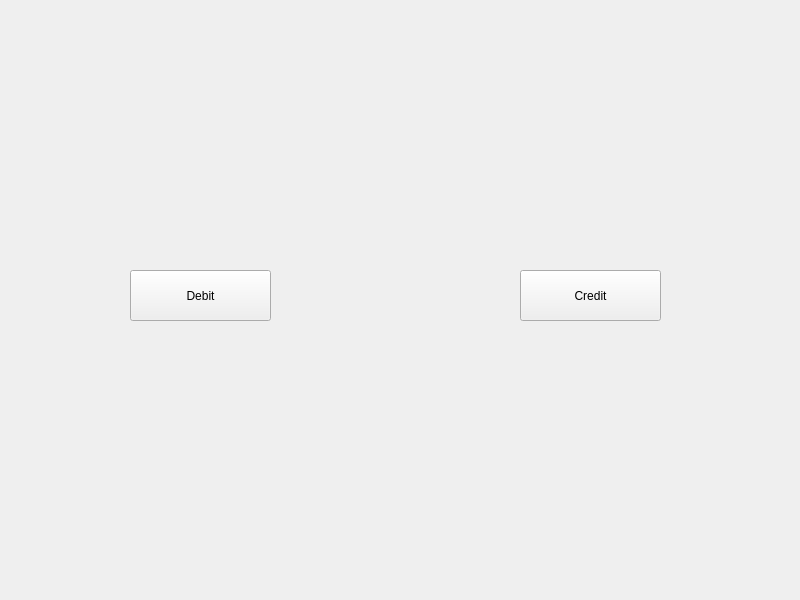
Before: the Qt Designer form bank-automat/cardmode.ui in DeveMike/Software_Development_Application_Project, drawn with Qt 5.
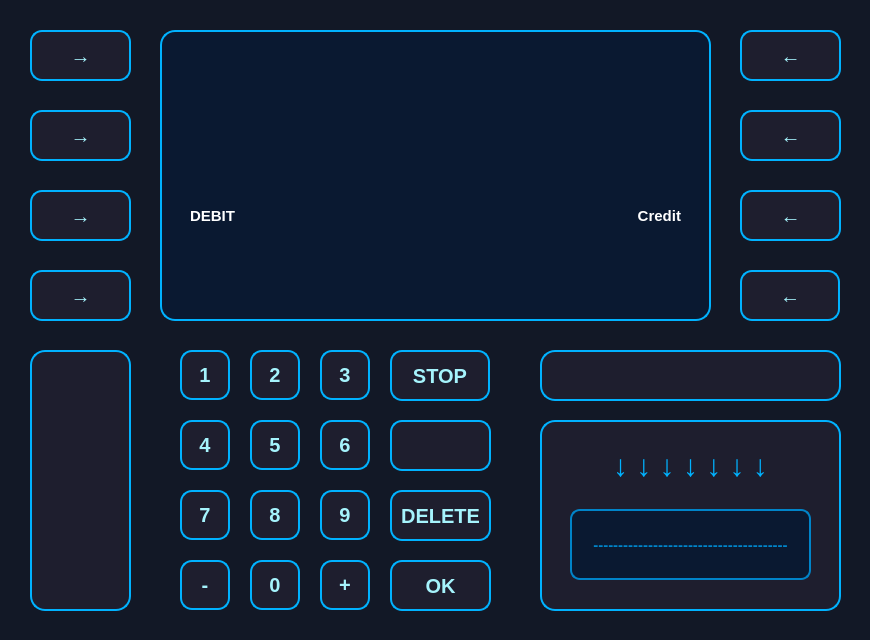
After: the same form once the commit is applied.

Commit message: Update withdrawal, add virtual keypad, improve UI design

Patch:
```diff
--- a/bank-automat/cardmode.ui
+++ b/bank-automat/cardmode.ui
@@ -6,24 +6,58 @@
    <rect>
     <x>0</x>
     <y>0</y>
-    <width>800</width>
-    <height>600</height>
+    <width>870</width>
+    <height>640</height>
    </rect>
   </property>
   <property name="windowTitle">
    <string>Dialog</string>
   </property>
+  <property name="styleSheet">
+   <string notr="true">QDialog, QWidget {
+    background-color: #121826;
+}</string>
+  </property>
   <widget class="QPushButton" name="btnDebit">
    <property name="geometry">
     <rect>
-     <x>130</x>
-     <y>270</y>
-     <width>141</width>
+     <x>30</x>
+     <y>190</y>
+     <width>101</width>
      <height>51</height>
     </rect>
    </property>
+   <property name="styleSheet">
+    <string notr="true">QPushButton {
+    background-color: #1E1E2E;
+    color: #A5F3FC;
+    font-size: 20px;
+    font-weight: bold;
+    border: 2px solid #00B2FF;
+    border-radius: 12px;
+    padding: 10px;
+    box-shadow: 0px 4px 10px rgba(0, 178, 255, 0.3);
+    transition: all 0.2s ease-in-out;
+}
+
+QPushButton:hover {
+    background-color: #00B2FF;
+    color: #1E1E2E;
+    border: 2px solid #A5F3FC;
+    box-shadow: 0px 4px 15px rgba(165, 243, 252, 0.6);
+    transform: scale(1.05);
+}
+
+QPushButton:pressed {
+    background-color: #0084C9;
+    color: #FFFFFF;
+    box-shadow: inset 0px 4px 8px rgba(0, 0, 0, 0.5);
+    transform: scale(0.95);
+}
+</string>
+   </property>
    <property name="text">
-    <string>Debit</string>
+    <string>→</string>
    </property>
    <property name="autoDefault">
     <bool>false</bool>
@@ -32,19 +66,1362 @@
   <widget class="QPushButton" name="btnCredit">
    <property name="geometry">
     <rect>
-     <x>520</x>
-     <y>270</y>
-     <width>141</width>
-     <height>51</height>
-    </rect>
+     <x>740</x>
+     <y>190</y>
+     <width>101</width>
+     <height>51</height>
+    </rect>
+   </property>
+   <property name="styleSheet">
+    <string notr="true">QPushButton {
+    background-color: #1E1E2E;
+    color: #A5F3FC;
+    font-size: 20px;
+    font-weight: bold;
+    border: 2px solid #00B2FF;
+    border-radius: 12px;
+    padding: 10px;
+    box-shadow: 0px 4px 10px rgba(0, 178, 255, 0.3);
+    transition: all 0.2s ease-in-out;
+}
+
+QPushButton:hover {
+    background-color: #00B2FF;
+    color: #1E1E2E;
+    border: 2px solid #A5F3FC;
+    box-shadow: 0px 4px 15px rgba(165, 243, 252, 0.6);
+    transform: scale(1.05);
+}
+
+QPushButton:pressed {
+    background-color: #0084C9;
+    color: #FFFFFF;
+    box-shadow: inset 0px 4px 8px rgba(0, 0, 0, 0.5);
+    transform: scale(0.95);
+}
+</string>
+   </property>
+   <property name="text">
+    <string>←</string>
+   </property>
+   <property name="autoDefault">
+    <bool>false</bool>
+   </property>
+  </widget>
+  <widget class="QPushButton" name="btn_7">
+   <property name="geometry">
+    <rect>
+     <x>180</x>
+     <y>490</y>
+     <width>50</width>
+     <height>50</height>
+    </rect>
+   </property>
+   <property name="font">
+    <font>
+     <pointsize>-1</pointsize>
+     <bold>true</bold>
+     <kerning>true</kerning>
+    </font>
+   </property>
+   <property name="styleSheet">
+    <string notr="true">QPushButton {
+    background-color: #1E1E2E;
+    color: #A5F3FC;
+    font-size: 20px;
+    font-weight: bold;
+    border: 2px solid #00B2FF;
+    border-radius: 12px;
+    padding: 10px;
+    box-shadow: 0px 4px 10px rgba(0, 178, 255, 0.3);
+    transition: all 0.2s ease-in-out;
+}
+
+QPushButton:hover {
+    background-color: #00B2FF;
+    color: #1E1E2E;
+    border: 2px solid #A5F3FC;
+    box-shadow: 0px 4px 15px rgba(165, 243, 252, 0.6);
+    transform: scale(1.05);
+}
+
+QPushButton:pressed {
+    background-color: #0084C9;
+    color: #FFFFFF;
+    box-shadow: inset 0px 4px 8px rgba(0, 0, 0, 0.5);
+    transform: scale(0.95);
+}
+</string>
+   </property>
+   <property name="text">
+    <string>7</string>
+   </property>
+  </widget>
+  <widget class="QPushButton" name="btn_11">
+   <property name="geometry">
+    <rect>
+     <x>180</x>
+     <y>560</y>
+     <width>50</width>
+     <height>50</height>
+    </rect>
+   </property>
+   <property name="font">
+    <font>
+     <pointsize>-1</pointsize>
+     <bold>true</bold>
+     <kerning>true</kerning>
+    </font>
+   </property>
+   <property name="styleSheet">
+    <string notr="true">QPushButton {
+    background-color: #1E1E2E;
+    color: #A5F3FC;
+    font-size: 20px;
+    font-weight: bold;
+    border: 2px solid #00B2FF;
+    border-radius: 12px;
+    padding: 10px;
+    box-shadow: 0px 4px 10px rgba(0, 178, 255, 0.3);
+    transition: all 0.2s ease-in-out;
+}
+
+QPushButton:hover {
+    background-color: #00B2FF;
+    color: #1E1E2E;
+    border: 2px solid #A5F3FC;
+    box-shadow: 0px 4px 15px rgba(165, 243, 252, 0.6);
+    transform: scale(1.05);
+}
+
+QPushButton:pressed {
+    background-color: #0084C9;
+    color: #FFFFFF;
+    box-shadow: inset 0px 4px 8px rgba(0, 0, 0, 0.5);
+    transform: scale(0.95);
+}
+</string>
+   </property>
+   <property name="text">
+    <string>-</string>
+   </property>
+  </widget>
+  <widget class="QPushButton" name="btn_5">
+   <property name="geometry">
+    <rect>
+     <x>250</x>
+     <y>420</y>
+     <width>50</width>
+     <height>50</height>
+    </rect>
+   </property>
+   <property name="font">
+    <font>
+     <pointsize>-1</pointsize>
+     <bold>true</bold>
+     <kerning>true</kerning>
+    </font>
+   </property>
+   <property name="styleSheet">
+    <string notr="true">QPushButton {
+    background-color: #1E1E2E;
+    color: #A5F3FC;
+    font-size: 20px;
+    font-weight: bold;
+    border: 2px solid #00B2FF;
+    border-radius: 12px;
+    padding: 10px;
+    box-shadow: 0px 4px 10px rgba(0, 178, 255, 0.3);
+    transition: all 0.2s ease-in-out;
+}
+
+QPushButton:hover {
+    background-color: #00B2FF;
+    color: #1E1E2E;
+    border: 2px solid #A5F3FC;
+    box-shadow: 0px 4px 15px rgba(165, 243, 252, 0.6);
+    transform: scale(1.05);
+}
+
+QPushButton:pressed {
+    background-color: #0084C9;
+    color: #FFFFFF;
+    box-shadow: inset 0px 4px 8px rgba(0, 0, 0, 0.5);
+    transform: scale(0.95);
+}
+</string>
+   </property>
+   <property name="text">
+    <string>5</string>
+   </property>
+  </widget>
+  <widget class="QPushButton" name="btn_9">
+   <property name="geometry">
+    <rect>
+     <x>320</x>
+     <y>490</y>
+     <width>50</width>
+     <height>50</height>
+    </rect>
+   </property>
+   <property name="font">
+    <font>
+     <pointsize>-1</pointsize>
+     <bold>true</bold>
+     <kerning>true</kerning>
+    </font>
+   </property>
+   <property name="styleSheet">
+    <string notr="true">QPushButton {
+    background-color: #1E1E2E;
+    color: #A5F3FC;
+    font-size: 20px;
+    font-weight: bold;
+    border: 2px solid #00B2FF;
+    border-radius: 12px;
+    padding: 10px;
+    box-shadow: 0px 4px 10px rgba(0, 178, 255, 0.3);
+    transition: all 0.2s ease-in-out;
+}
+
+QPushButton:hover {
+    background-color: #00B2FF;
+    color: #1E1E2E;
+    border: 2px solid #A5F3FC;
+    box-shadow: 0px 4px 15px rgba(165, 243, 252, 0.6);
+    transform: scale(1.05);
+}
+
+QPushButton:pressed {
+    background-color: #0084C9;
+    color: #FFFFFF;
+    box-shadow: inset 0px 4px 8px rgba(0, 0, 0, 0.5);
+    transform: scale(0.95);
+}
+</string>
+   </property>
+   <property name="text">
+    <string>9</string>
+   </property>
+  </widget>
+  <widget class="QPushButton" name="btn_0">
+   <property name="geometry">
+    <rect>
+     <x>250</x>
+     <y>560</y>
+     <width>50</width>
+     <height>50</height>
+    </rect>
+   </property>
+   <property name="font">
+    <font>
+     <pointsize>-1</pointsize>
+     <bold>true</bold>
+     <kerning>true</kerning>
+    </font>
+   </property>
+   <property name="styleSheet">
+    <string notr="true">QPushButton {
+    background-color: #1E1E2E;
+    color: #A5F3FC;
+    font-size: 20px;
+    font-weight: bold;
+    border: 2px solid #00B2FF;
+    border-radius: 12px;
+    padding: 10px;
+    box-shadow: 0px 4px 10px rgba(0, 178, 255, 0.3);
+    transition: all 0.2s ease-in-out;
+}
+
+QPushButton:hover {
+    background-color: #00B2FF;
+    color: #1E1E2E;
+    border: 2px solid #A5F3FC;
+    box-shadow: 0px 4px 15px rgba(165, 243, 252, 0.6);
+    transform: scale(1.05);
+}
+
+QPushButton:pressed {
+    background-color: #0084C9;
+    color: #FFFFFF;
+    box-shadow: inset 0px 4px 8px rgba(0, 0, 0, 0.5);
+    transform: scale(0.95);
+}
+</string>
+   </property>
+   <property name="text">
+    <string>0</string>
+   </property>
+  </widget>
+  <widget class="QPushButton" name="btn_14">
+   <property name="geometry">
+    <rect>
+     <x>390</x>
+     <y>490</y>
+     <width>101</width>
+     <height>51</height>
+    </rect>
+   </property>
+   <property name="font">
+    <font>
+     <pointsize>-1</pointsize>
+     <bold>true</bold>
+     <kerning>true</kerning>
+    </font>
+   </property>
+   <property name="styleSheet">
+    <string notr="true">QPushButton {
+    background-color: #1E1E2E;
+    color: #A5F3FC;
+    font-size: 20px;
+    font-weight: bold;
+    border: 2px solid #00B2FF;
+    border-radius: 12px;
+    padding: 10px;
+    box-shadow: 0px 4px 10px rgba(0, 178, 255, 0.3);
+    transition: all 0.2s ease-in-out;
+}
+
+QPushButton:hover {
+    background-color: #00B2FF;
+    color: #1E1E2E;
+    border: 2px solid #A5F3FC;
+    box-shadow: 0px 4px 15px rgba(165, 243, 252, 0.6);
+    transform: scale(1.05);
+}
+
+QPushButton:pressed {
+    background-color: #0084C9;
+    color: #FFFFFF;
+    box-shadow: inset 0px 4px 8px rgba(0, 0, 0, 0.5);
+    transform: scale(0.95);
+}
+</string>
+   </property>
+   <property name="text">
+    <string>DELETE</string>
+   </property>
+  </widget>
+  <widget class="QLabel" name="txtDebit">
+   <property name="geometry">
+    <rect>
+     <x>190</x>
+     <y>190</y>
+     <width>111</width>
+     <height>51</height>
+    </rect>
+   </property>
+   <property name="styleSheet">
+    <string notr="true">font-size: 15px;
+color: white;
+font-weight: bold;
+background-color: transparent;
+text-transform: uppercase;</string>
+   </property>
+   <property name="text">
+    <string>DEBIT</string>
+   </property>
+  </widget>
+  <widget class="QPushButton" name="btnOK">
+   <property name="geometry">
+    <rect>
+     <x>390</x>
+     <y>560</y>
+     <width>101</width>
+     <height>51</height>
+    </rect>
+   </property>
+   <property name="layoutDirection">
+    <enum>Qt::LayoutDirection::LeftToRight</enum>
+   </property>
+   <property name="styleSheet">
+    <string notr="true">QPushButton {
+    background-color: #1E1E2E;
+    color: #A5F3FC;
+    font-size: 20px;
+    font-weight: bold;
+    border: 2px solid #00B2FF;
+    border-radius: 12px;
+    padding: 10px;
+    box-shadow: 0px 4px 10px rgba(0, 178, 255, 0.3);
+    transition: all 0.2s ease-in-out;
+}
+
+QPushButton:hover {
+    background-color: #00B2FF;
+    color: #1E1E2E;
+    border: 2px solid #A5F3FC;
+    box-shadow: 0px 4px 15px rgba(165, 243, 252, 0.6);
+    transform: scale(1.05);
+}
+
+QPushButton:pressed {
+    background-color: #0084C9;
+    color: #FFFFFF;
+    box-shadow: inset 0px 4px 8px rgba(0, 0, 0, 0.5);
+    transform: scale(0.95);
+}
+</string>
+   </property>
+   <property name="text">
+    <string>OK</string>
+   </property>
+  </widget>
+  <widget class="QPushButton" name="btn_3">
+   <property name="geometry">
+    <rect>
+     <x>320</x>
+     <y>350</y>
+     <width>50</width>
+     <height>50</height>
+    </rect>
+   </property>
+   <property name="font">
+    <font>
+     <pointsize>-1</pointsize>
+     <bold>true</bold>
+     <kerning>true</kerning>
+    </font>
+   </property>
+   <property name="styleSheet">
+    <string notr="true">QPushButton {
+    background-color: #1E1E2E;
+    color: #A5F3FC;
+    font-size: 20px;
+    font-weight: bold;
+    border: 2px solid #00B2FF;
+    border-radius: 12px;
+    padding: 10px;
+    box-shadow: 0px 4px 10px rgba(0, 178, 255, 0.3);
+    transition: all 0.2s ease-in-out;
+}
+
+QPushButton:hover {
+    background-color: #00B2FF;
+    color: #1E1E2E;
+    border: 2px solid #A5F3FC;
+    box-shadow: 0px 4px 15px rgba(165, 243, 252, 0.6);
+    transform: scale(1.05);
+}
+
+QPushButton:pressed {
+    background-color: #0084C9;
+    color: #FFFFFF;
+    box-shadow: inset 0px 4px 8px rgba(0, 0, 0, 0.5);
+    transform: scale(0.95);
+}
+</string>
+   </property>
+   <property name="text">
+    <string>3</string>
+   </property>
+  </widget>
+  <widget class="QPushButton" name="btn_2">
+   <property name="geometry">
+    <rect>
+     <x>250</x>
+     <y>350</y>
+     <width>50</width>
+     <height>50</height>
+    </rect>
+   </property>
+   <property name="font">
+    <font>
+     <pointsize>-1</pointsize>
+     <bold>true</bold>
+     <kerning>true</kerning>
+    </font>
+   </property>
+   <property name="styleSheet">
+    <string notr="true">QPushButton {
+    background-color: #1E1E2E;
+    color: #A5F3FC;
+    font-size: 20px;
+    font-weight: bold;
+    border: 2px solid #00B2FF;
+    border-radius: 12px;
+    padding: 10px;
+    box-shadow: 0px 4px 10px rgba(0, 178, 255, 0.3);
+    transition: all 0.2s ease-in-out;
+}
+
+QPushButton:hover {
+    background-color: #00B2FF;
+    color: #1E1E2E;
+    border: 2px solid #A5F3FC;
+    box-shadow: 0px 4px 15px rgba(165, 243, 252, 0.6);
+    transform: scale(1.05);
+}
+
+QPushButton:pressed {
+    background-color: #0084C9;
+    color: #FFFFFF;
+    box-shadow: inset 0px 4px 8px rgba(0, 0, 0, 0.5);
+    transform: scale(0.95);
+}
+</string>
+   </property>
+   <property name="text">
+    <string>2</string>
+   </property>
+  </widget>
+  <widget class="QPushButton" name="btnBack">
+   <property name="geometry">
+    <rect>
+     <x>390</x>
+     <y>350</y>
+     <width>100</width>
+     <height>51</height>
+    </rect>
+   </property>
+   <property name="styleSheet">
+    <string notr="true">QPushButton {
+    background-color: #1E1E2E;
+    color: #A5F3FC;
+    font-size: 20px;
+    font-weight: bold;
+    border: 2px solid #00B2FF;
+    border-radius: 12px;
+    padding: 10px;
+    box-shadow: 0px 4px 10px rgba(0, 178, 255, 0.3);
+    transition: all 0.2s ease-in-out;
+}
+
+QPushButton:hover {
+    background-color: #00B2FF;
+    color: #1E1E2E;
+    border: 2px solid #A5F3FC;
+    box-shadow: 0px 4px 15px rgba(165, 243, 252, 0.6);
+    transform: scale(1.05);
+}
+
+QPushButton:pressed {
+    background-color: #0084C9;
+    color: #FFFFFF;
+    box-shadow: inset 0px 4px 8px rgba(0, 0, 0, 0.5);
+    transform: scale(0.95);
+}
+</string>
+   </property>
+   <property name="text">
+    <string>STOP</string>
+   </property>
+  </widget>
+  <widget class="QLabel" name="cardSlot">
+   <property name="geometry">
+    <rect>
+     <x>540</x>
+     <y>420</y>
+     <width>301</width>
+     <height>191</height>
+    </rect>
+   </property>
+   <property name="styleSheet">
+    <string notr="true">QLabel#cardSlot {
+    background-color: #1E1E2E;
+    border: 2px solid #00B2FF;
+    border-radius: 15px;
+    min-width: 160px;
+    min-height: 60px;
+    text-align: center;
+    color: #A5F3FC;
+    font-size: 16px;
+    font-weight: bold;
+    box-shadow: inset 0px 5px 10px rgba(0, 0, 0, 0.6);
+}
+</string>
+   </property>
+   <property name="text">
+    <string/>
+   </property>
+  </widget>
+  <widget class="QPushButton" name="btn_15">
+   <property name="geometry">
+    <rect>
+     <x>390</x>
+     <y>420</y>
+     <width>101</width>
+     <height>51</height>
+    </rect>
+   </property>
+   <property name="font">
+    <font>
+     <pointsize>-1</pointsize>
+     <bold>true</bold>
+     <kerning>true</kerning>
+    </font>
+   </property>
+   <property name="styleSheet">
+    <string notr="true">QPushButton {
+    background-color: #1E1E2E;
+    color: #A5F3FC;
+    font-size: 20px;
+    font-weight: bold;
+    border: 2px solid #00B2FF;
+    border-radius: 12px;
+    padding: 10px;
+    box-shadow: 0px 4px 10px rgba(0, 178, 255, 0.3);
+    transition: all 0.2s ease-in-out;
+}
+
+QPushButton:hover {
+    background-color: #00B2FF;
+    color: #1E1E2E;
+    border: 2px solid #A5F3FC;
+    box-shadow: 0px 4px 15px rgba(165, 243, 252, 0.6);
+    transform: scale(1.05);
+}
+
+QPushButton:pressed {
+    background-color: #0084C9;
+    color: #FFFFFF;
+    box-shadow: inset 0px 4px 8px rgba(0, 0, 0, 0.5);
+    transform: scale(0.95);
+}
+</string>
+   </property>
+   <property name="text">
+    <string/>
+   </property>
+  </widget>
+  <widget class="QLabel" name="txtINFO">
+   <property name="geometry">
+    <rect>
+     <x>260</x>
+     <y>190</y>
+     <width>351</width>
+     <height>50</height>
+    </rect>
+   </property>
+   <property name="styleSheet">
+    <string notr="true">font-size: 15px;
+color: white;
+font-weight: bold;
+background-color: transparent;
+text-transform: uppercase;</string>
+   </property>
+   <property name="text">
+    <string/>
+   </property>
+   <property name="alignment">
+    <set>Qt::AlignmentFlag::AlignCenter</set>
+   </property>
+  </widget>
+  <widget class="QLabel" name="cardSlot_2">
+   <property name="geometry">
+    <rect>
+     <x>540</x>
+     <y>350</y>
+     <width>301</width>
+     <height>51</height>
+    </rect>
+   </property>
+   <property name="styleSheet">
+    <string notr="true">QLabel#cardSlot_2 {
+    background-color: #1E1E2E;
+    border: 2px solid #00B2FF;
+    border-radius: 15px;
+    text-align: center;
+    color: #A5F3FC;
+    font-size: 16px;
+    font-weight: bold;
+    box-shadow: inset 0px 5px 10px rgba(0, 0, 0, 0.6);
+}
+</string>
+   </property>
+   <property name="text">
+    <string/>
+   </property>
+  </widget>
+  <widget class="QLabel" name="cardSlot_3">
+   <property name="geometry">
+    <rect>
+     <x>30</x>
+     <y>350</y>
+     <width>101</width>
+     <height>261</height>
+    </rect>
+   </property>
+   <property name="styleSheet">
+    <string notr="true">QLabel#cardSlot_3 {
+    background-color: #1E1E2E;
+    border: 2px solid #00B2FF;
+    border-radius: 15px;
+    text-align: center;
+    color: #A5F3FC;
+    font-size: 16px;
+    font-weight: bold;
+    box-shadow: inset 0px 5px 10px rgba(0, 0, 0, 0.6);
+}
+</string>
+   </property>
+   <property name="text">
+    <string/>
+   </property>
+  </widget>
+  <widget class="QPushButton" name="btn_6">
+   <property name="geometry">
+    <rect>
+     <x>320</x>
+     <y>420</y>
+     <width>50</width>
+     <height>50</height>
+    </rect>
+   </property>
+   <property name="font">
+    <font>
+     <pointsize>-1</pointsize>
+     <bold>true</bold>
+     <kerning>true</kerning>
+    </font>
+   </property>
+   <property name="styleSheet">
+    <string notr="true">QPushButton {
+    background-color: #1E1E2E;
+    color: #A5F3FC;
+    font-size: 20px;
+    font-weight: bold;
+    border: 2px solid #00B2FF;
+    border-radius: 12px;
+    padding: 10px;
+    box-shadow: 0px 4px 10px rgba(0, 178, 255, 0.3);
+    transition: all 0.2s ease-in-out;
+}
+
+QPushButton:hover {
+    background-color: #00B2FF;
+    color: #1E1E2E;
+    border: 2px solid #A5F3FC;
+    box-shadow: 0px 4px 15px rgba(165, 243, 252, 0.6);
+    transform: scale(1.05);
+}
+
+QPushButton:pressed {
+    background-color: #0084C9;
+    color: #FFFFFF;
+    box-shadow: inset 0px 4px 8px rgba(0, 0, 0, 0.5);
+    transform: scale(0.95);
+}
+</string>
+   </property>
+   <property name="text">
+    <string>6</string>
+   </property>
+  </widget>
+  <widget class="QPushButton" name="btn_1">
+   <property name="geometry">
+    <rect>
+     <x>180</x>
+     <y>350</y>
+     <width>50</width>
+     <height>50</height>
+    </rect>
+   </property>
+   <property name="font">
+    <font>
+     <pointsize>-1</pointsize>
+     <bold>true</bold>
+     <kerning>true</kerning>
+    </font>
+   </property>
+   <property name="styleSheet">
+    <string notr="true">QPushButton {
+    background-color: #1E1E2E;
+    color: #A5F3FC;
+    font-size: 20px;
+    font-weight: bold;
+    border: 2px solid #00B2FF;
+    border-radius: 12px;
+    padding: 10px;
+    box-shadow: 0px 4px 10px rgba(0, 178, 255, 0.3);
+    transition: all 0.2s ease-in-out;
+}
+
+QPushButton:hover {
+    background-color: #00B2FF;
+    color: #1E1E2E;
+    border: 2px solid #A5F3FC;
+    box-shadow: 0px 4px 15px rgba(165, 243, 252, 0.6);
+    transform: scale(1.05);
+}
+
+QPushButton:pressed {
+    background-color: #0084C9;
+    color: #FFFFFF;
+    box-shadow: inset 0px 4px 8px rgba(0, 0, 0, 0.5);
+    transform: scale(0.95);
+}
+</string>
+   </property>
+   <property name="text">
+    <string>1</string>
+   </property>
+  </widget>
+  <widget class="QListWidget" name="listWidget">
+   <property name="geometry">
+    <rect>
+     <x>160</x>
+     <y>30</y>
+     <width>551</width>
+     <height>291</height>
+    </rect>
+   </property>
+   <property name="styleSheet">
+    <string notr="true">QListWidget {
+    background-color: #0A1931;
+    border: 2px solid #00B2FF;
+    border-radius: 15px;
+    padding: 10px;
+    color: #A5F3FC;
+    font-size: 18px;
+    font-weight: bold;
+}
+</string>
+   </property>
+  </widget>
+  <widget class="QPushButton" name="btn_10">
+   <property name="geometry">
+    <rect>
+     <x>320</x>
+     <y>560</y>
+     <width>50</width>
+     <height>50</height>
+    </rect>
+   </property>
+   <property name="font">
+    <font>
+     <pointsize>-1</pointsize>
+     <bold>true</bold>
+     <kerning>true</kerning>
+    </font>
+   </property>
+   <property name="styleSheet">
+    <string notr="true">QPushButton {
+    background-color: #1E1E2E;
+    color: #A5F3FC;
+    font-size: 20px;
+    font-weight: bold;
+    border: 2px solid #00B2FF;
+    border-radius: 12px;
+    padding: 10px;
+    box-shadow: 0px 4px 10px rgba(0, 178, 255, 0.3);
+    transition: all 0.2s ease-in-out;
+}
+
+QPushButton:hover {
+    background-color: #00B2FF;
+    color: #1E1E2E;
+    border: 2px solid #A5F3FC;
+    box-shadow: 0px 4px 15px rgba(165, 243, 252, 0.6);
+    transform: scale(1.05);
+}
+
+QPushButton:pressed {
+    background-color: #0084C9;
+    color: #FFFFFF;
+    box-shadow: inset 0px 4px 8px rgba(0, 0, 0, 0.5);
+    transform: scale(0.95);
+}
+</string>
+   </property>
+   <property name="text">
+    <string>+</string>
+   </property>
+  </widget>
+  <widget class="QLabel" name="cardSlotBorder">
+   <property name="geometry">
+    <rect>
+     <x>570</x>
+     <y>509</y>
+     <width>241</width>
+     <height>71</height>
+    </rect>
+   </property>
+   <property name="styleSheet">
+    <string notr="true">QLabel#cardSlotBorder {
+	font-size: 15px;
+	color: #0084C9;
+	font-weight: bold;
+    background-color: #0A1931;
+    border: 2px solid #0084C9;
+    border-radius: 10px;
+    min-width: 140px;
+    min-height: 20px;
+}
+
+</string>
+   </property>
+   <property name="text">
+    <string>---------------------------------------</string>
+   </property>
+   <property name="alignment">
+    <set>Qt::AlignmentFlag::AlignCenter</set>
+   </property>
+  </widget>
+  <widget class="QLabel" name="cardArrow">
+   <property name="geometry">
+    <rect>
+     <x>570</x>
+     <y>430</y>
+     <width>241</width>
+     <height>71</height>
+    </rect>
+   </property>
+   <property name="styleSheet">
+    <string notr="true">QLabel#cardArrow {
+    font-size: 30px;
+    color: #00B2FF;
+    font-weight: bold;
+    text-align: center;
+    min-width: 30px;
+    min-height: 30px;
+	background-color: transparent;
+}
+</string>
+   </property>
+   <property name="text">
+    <string>↓ ↓ ↓ ↓ ↓ ↓ ↓</string>
+   </property>
+   <property name="alignment">
+    <set>Qt::AlignmentFlag::AlignCenter</set>
+   </property>
+  </widget>
+  <widget class="QPushButton" name="btn_4">
+   <property name="geometry">
+    <rect>
+     <x>180</x>
+     <y>420</y>
+     <width>50</width>
+     <height>50</height>
+    </rect>
+   </property>
+   <property name="font">
+    <font>
+     <pointsize>-1</pointsize>
+     <bold>true</bold>
+     <kerning>true</kerning>
+    </font>
+   </property>
+   <property name="styleSheet">
+    <string notr="true">QPushButton {
+    background-color: #1E1E2E;
+    color: #A5F3FC;
+    font-size: 20px;
+    font-weight: bold;
+    border: 2px solid #00B2FF;
+    border-radius: 12px;
+    padding: 10px;
+    box-shadow: 0px 4px 10px rgba(0, 178, 255, 0.3);
+    transition: all 0.2s ease-in-out;
+}
+
+QPushButton:hover {
+    background-color: #00B2FF;
+    color: #1E1E2E;
+    border: 2px solid #A5F3FC;
+    box-shadow: 0px 4px 15px rgba(165, 243, 252, 0.6);
+    transform: scale(1.05);
+}
+
+QPushButton:pressed {
+    background-color: #0084C9;
+    color: #FFFFFF;
+    box-shadow: inset 0px 4px 8px rgba(0, 0, 0, 0.5);
+    transform: scale(0.95);
+}
+</string>
+   </property>
+   <property name="text">
+    <string>4</string>
+   </property>
+  </widget>
+  <widget class="QPushButton" name="btn_8">
+   <property name="geometry">
+    <rect>
+     <x>250</x>
+     <y>490</y>
+     <width>50</width>
+     <height>50</height>
+    </rect>
+   </property>
+   <property name="font">
+    <font>
+     <pointsize>-1</pointsize>
+     <bold>true</bold>
+     <kerning>true</kerning>
+    </font>
+   </property>
+   <property name="styleSheet">
+    <string notr="true">QPushButton {
+    background-color: #1E1E2E;
+    color: #A5F3FC;
+    font-size: 20px;
+    font-weight: bold;
+    border: 2px solid #00B2FF;
+    border-radius: 12px;
+    padding: 10px;
+    box-shadow: 0px 4px 10px rgba(0, 178, 255, 0.3);
+    transition: all 0.2s ease-in-out;
+}
+
+QPushButton:hover {
+    background-color: #00B2FF;
+    color: #1E1E2E;
+    border: 2px solid #A5F3FC;
+    box-shadow: 0px 4px 15px rgba(165, 243, 252, 0.6);
+    transform: scale(1.05);
+}
+
+QPushButton:pressed {
+    background-color: #0084C9;
+    color: #FFFFFF;
+    box-shadow: inset 0px 4px 8px rgba(0, 0, 0, 0.5);
+    transform: scale(0.95);
+}
+</string>
+   </property>
+   <property name="text">
+    <string>8</string>
+   </property>
+  </widget>
+  <widget class="QPushButton" name="btnBack_2">
+   <property name="geometry">
+    <rect>
+     <x>740</x>
+     <y>270</y>
+     <width>100</width>
+     <height>51</height>
+    </rect>
+   </property>
+   <property name="styleSheet">
+    <string notr="true">QPushButton {
+    background-color: #1E1E2E;
+    color: #A5F3FC;
+    font-size: 20px;
+    font-weight: bold;
+    border: 2px solid #00B2FF;
+    border-radius: 12px;
+    padding: 10px;
+    box-shadow: 0px 4px 10px rgba(0, 178, 255, 0.3);
+    transition: all 0.2s ease-in-out;
+}
+
+QPushButton:hover {
+    background-color: #00B2FF;
+    color: #1E1E2E;
+    border: 2px solid #A5F3FC;
+    box-shadow: 0px 4px 15px rgba(165, 243, 252, 0.6);
+    transform: scale(1.05);
+}
+
+QPushButton:pressed {
+    background-color: #0084C9;
+    color: #FFFFFF;
+    box-shadow: inset 0px 4px 8px rgba(0, 0, 0, 0.5);
+    transform: scale(0.95);
+}
+</string>
+   </property>
+   <property name="text">
+    <string>←</string>
+   </property>
+  </widget>
+  <widget class="QPushButton" name="btnEmpty_2">
+   <property name="geometry">
+    <rect>
+     <x>740</x>
+     <y>110</y>
+     <width>101</width>
+     <height>51</height>
+    </rect>
+   </property>
+   <property name="layoutDirection">
+    <enum>Qt::LayoutDirection::LeftToRight</enum>
+   </property>
+   <property name="autoFillBackground">
+    <bool>false</bool>
+   </property>
+   <property name="styleSheet">
+    <string notr="true">QPushButton {
+    background-color: #1E1E2E;
+    color: #A5F3FC;
+    font-size: 20px;
+    font-weight: bold;
+    border: 2px solid #00B2FF;
+    border-radius: 12px;
+    padding: 10px;
+    box-shadow: 0px 4px 10px rgba(0, 178, 255, 0.3);
+    transition: all 0.2s ease-in-out;
+}
+
+QPushButton:hover {
+    background-color: #00B2FF;
+    color: #1E1E2E;
+    border: 2px solid #A5F3FC;
+    box-shadow: 0px 4px 15px rgba(165, 243, 252, 0.6);
+    transform: scale(1.05);
+}
+
+QPushButton:pressed {
+    background-color: #0084C9;
+    color: #FFFFFF;
+    box-shadow: inset 0px 4px 8px rgba(0, 0, 0, 0.5);
+    transform: scale(0.95);
+}
+</string>
+   </property>
+   <property name="text">
+    <string>←</string>
+   </property>
+  </widget>
+  <widget class="QPushButton" name="btnEmpty_3">
+   <property name="geometry">
+    <rect>
+     <x>740</x>
+     <y>30</y>
+     <width>101</width>
+     <height>51</height>
+    </rect>
+   </property>
+   <property name="layoutDirection">
+    <enum>Qt::LayoutDirection::LeftToRight</enum>
+   </property>
+   <property name="autoFillBackground">
+    <bool>false</bool>
+   </property>
+   <property name="styleSheet">
+    <string notr="true">QPushButton {
+    background-color: #1E1E2E;
+    color: #A5F3FC;
+    font-size: 20px;
+    font-weight: bold;
+    border: 2px solid #00B2FF;
+    border-radius: 12px;
+    padding: 10px;
+    box-shadow: 0px 4px 10px rgba(0, 178, 255, 0.3);
+    transition: all 0.2s ease-in-out;
+}
+
+QPushButton:hover {
+    background-color: #00B2FF;
+    color: #1E1E2E;
+    border: 2px solid #A5F3FC;
+    box-shadow: 0px 4px 15px rgba(165, 243, 252, 0.6);
+    transform: scale(1.05);
+}
+
+QPushButton:pressed {
+    background-color: #0084C9;
+    color: #FFFFFF;
+    box-shadow: inset 0px 4px 8px rgba(0, 0, 0, 0.5);
+    transform: scale(0.95);
+}
+</string>
+   </property>
+   <property name="text">
+    <string>←</string>
+   </property>
+  </widget>
+  <widget class="QPushButton" name="btnEmpty_4">
+   <property name="geometry">
+    <rect>
+     <x>30</x>
+     <y>270</y>
+     <width>101</width>
+     <height>51</height>
+    </rect>
+   </property>
+   <property name="layoutDirection">
+    <enum>Qt::LayoutDirection::LeftToRight</enum>
+   </property>
+   <property name="autoFillBackground">
+    <bool>false</bool>
+   </property>
+   <property name="styleSheet">
+    <string notr="true">QPushButton {
+    background-color: #1E1E2E;
+    color: #A5F3FC;
+    font-size: 20px;
+    font-weight: bold;
+    border: 2px solid #00B2FF;
+    border-radius: 12px;
+    padding: 10px;
+    box-shadow: 0px 4px 10px rgba(0, 178, 255, 0.3);
+    transition: all 0.2s ease-in-out;
+}
+
+QPushButton:hover {
+    background-color: #00B2FF;
+    color: #1E1E2E;
+    border: 2px solid #A5F3FC;
+    box-shadow: 0px 4px 15px rgba(165, 243, 252, 0.6);
+    transform: scale(1.05);
+}
+
+QPushButton:pressed {
+    background-color: #0084C9;
+    color: #FFFFFF;
+    box-shadow: inset 0px 4px 8px rgba(0, 0, 0, 0.5);
+    transform: scale(0.95);
+}
+</string>
+   </property>
+   <property name="text">
+    <string>→</string>
+   </property>
+  </widget>
+  <widget class="QPushButton" name="btnEmpty_6">
+   <property name="geometry">
+    <rect>
+     <x>30</x>
+     <y>110</y>
+     <width>101</width>
+     <height>51</height>
+    </rect>
+   </property>
+   <property name="layoutDirection">
+    <enum>Qt::LayoutDirection::LeftToRight</enum>
+   </property>
+   <property name="autoFillBackground">
+    <bool>false</bool>
+   </property>
+   <property name="styleSheet">
+    <string notr="true">QPushButton {
+    background-color: #1E1E2E;
+    color: #A5F3FC;
+    font-size: 20px;
+    font-weight: bold;
+    border: 2px solid #00B2FF;
+    border-radius: 12px;
+    padding: 10px;
+    box-shadow: 0px 4px 10px rgba(0, 178, 255, 0.3);
+    transition: all 0.2s ease-in-out;
+}
+
+QPushButton:hover {
+    background-color: #00B2FF;
+    color: #1E1E2E;
+    border: 2px solid #A5F3FC;
+    box-shadow: 0px 4px 15px rgba(165, 243, 252, 0.6);
+    transform: scale(1.05);
+}
+
+QPushButton:pressed {
+    background-color: #0084C9;
+    color: #FFFFFF;
+    box-shadow: inset 0px 4px 8px rgba(0, 0, 0, 0.5);
+    transform: scale(0.95);
+}
+</string>
+   </property>
+   <property name="text">
+    <string>→</string>
+   </property>
+  </widget>
+  <widget class="QPushButton" name="btnEmpty_7">
+   <property name="geometry">
+    <rect>
+     <x>30</x>
+     <y>30</y>
+     <width>101</width>
+     <height>51</height>
+    </rect>
+   </property>
+   <property name="layoutDirection">
+    <enum>Qt::LayoutDirection::LeftToRight</enum>
+   </property>
+   <property name="autoFillBackground">
+    <bool>false</bool>
+   </property>
+   <property name="styleSheet">
+    <string notr="true">QPushButton {
+    background-color: #1E1E2E;
+    color: #A5F3FC;
+    font-size: 20px;
+    font-weight: bold;
+    border: 2px solid #00B2FF;
+    border-radius: 12px;
+    padding: 10px;
+    box-shadow: 0px 4px 10px rgba(0, 178, 255, 0.3);
+    transition: all 0.2s ease-in-out;
+}
+
+QPushButton:hover {
+    background-color: #00B2FF;
+    color: #1E1E2E;
+    border: 2px solid #A5F3FC;
+    box-shadow: 0px 4px 15px rgba(165, 243, 252, 0.6);
+    transform: scale(1.05);
+}
+
+QPushButton:pressed {
+    background-color: #0084C9;
+    color: #FFFFFF;
+    box-shadow: inset 0px 4px 8px rgba(0, 0, 0, 0.5);
+    transform: scale(0.95);
+}
+</string>
+   </property>
+   <property name="text">
+    <string>→</string>
+   </property>
+  </widget>
+  <widget class="QLabel" name="txtCredit">
+   <property name="geometry">
+    <rect>
+     <x>570</x>
+     <y>190</y>
+     <width>111</width>
+     <height>51</height>
+    </rect>
+   </property>
+   <property name="styleSheet">
+    <string notr="true">font-size: 15px;
+color: white;
+font-weight: bold;
+background-color: transparent;
+text-transform: uppercase;</string>
    </property>
    <property name="text">
     <string>Credit</string>
    </property>
-   <property name="autoDefault">
-    <bool>false</bool>
+   <property name="alignment">
+    <set>Qt::AlignmentFlag::AlignRight|Qt::AlignmentFlag::AlignTrailing|Qt::AlignmentFlag::AlignVCenter</set>
    </property>
   </widget>
+  <zorder>listWidget</zorder>
+  <zorder>btnDebit</zorder>
+  <zorder>btnCredit</zorder>
+  <zorder>btn_7</zorder>
+  <zorder>btn_11</zorder>
+  <zorder>btn_5</zorder>
+  <zorder>btn_9</zorder>
+  <zorder>btn_0</zorder>
+  <zorder>btn_14</zorder>
+  <zorder>txtDebit</zorder>
+  <zorder>btnOK</zorder>
+  <zorder>btn_3</zorder>
+  <zorder>btn_2</zorder>
+  <zorder>btnBack</zorder>
+  <zorder>cardSlot</zorder>
+  <zorder>btn_15</zorder>
+  <zorder>txtINFO</zorder>
+  <zorder>cardSlot_2</zorder>
+  <zorder>cardSlot_3</zorder>
+  <zorder>btn_6</zorder>
+  <zorder>btn_1</zorder>
+  <zorder>btn_10</zorder>
+  <zorder>cardSlotBorder</zorder>
+  <zorder>cardArrow</zorder>
+  <zorder>btn_4</zorder>
+  <zorder>btn_8</zorder>
+  <zorder>btnBack_2</zorder>
+  <zorder>btnEmpty_2</zorder>
+  <zorder>btnEmpty_3</zorder>
+  <zorder>btnEmpty_4</zorder>
+  <zorder>btnEmpty_6</zorder>
+  <zorder>btnEmpty_7</zorder>
+  <zorder>txtCredit</zorder>
  </widget>
  <resources/>
  <connections/>
```
The commit also changes 6 other files.
